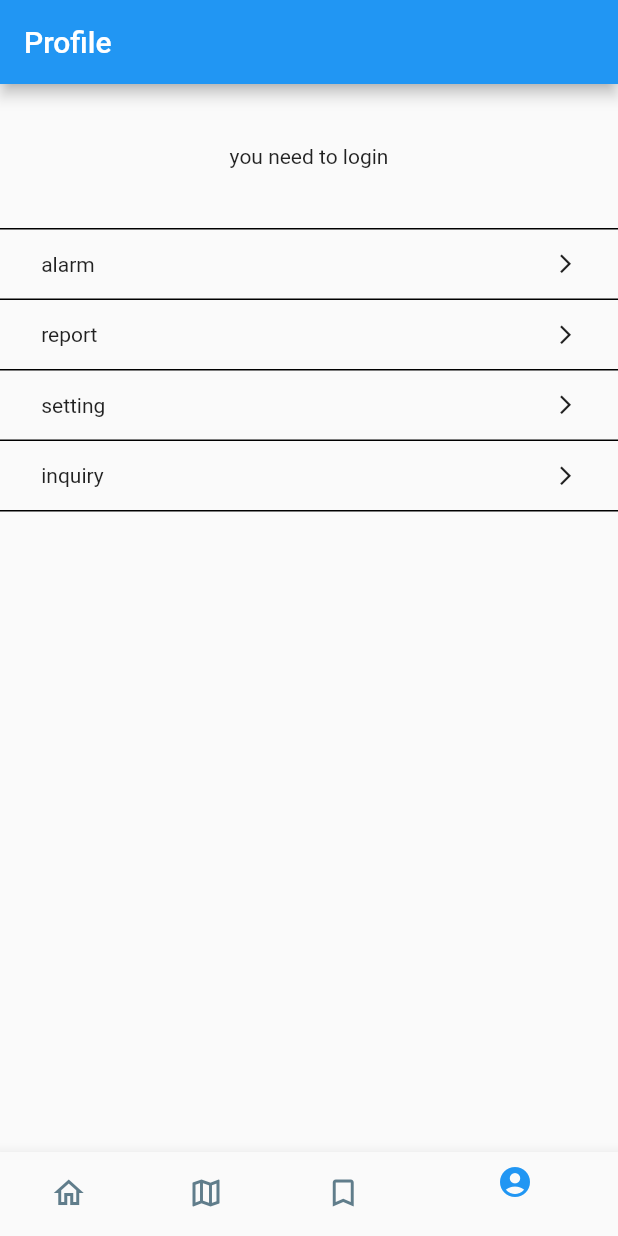
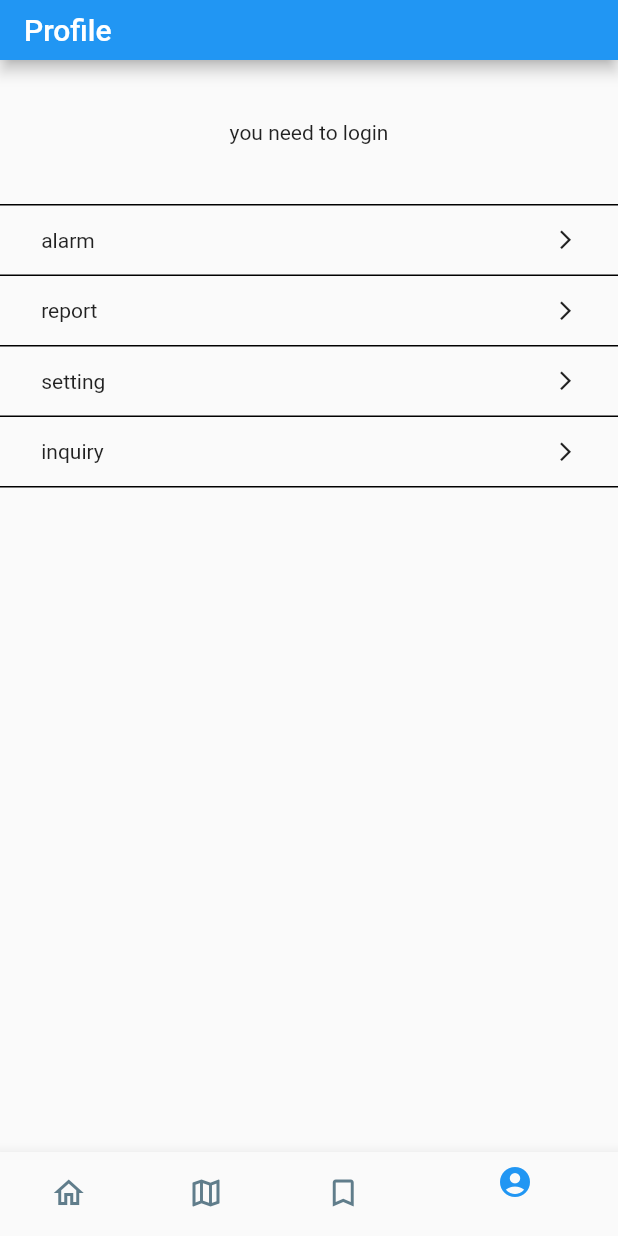
Before and after one commit to missing-project/app, a Flutter app: the screen it shows after launch, item 4 of the bottom bar chosen, on a phone screen of 412 x 824 dp. Run offline on Flutter 3.47's test engine with Material 2 defaults, Android fonts, the phone set to English and light mode, and no system bars; our stand-ins replace carousel_slider, equatable, flutter_bloc, google_maps_flutter; generated files the repository leaves out were written again; network calls fail; Roboto replaces fonts that are missing (ChosunGs).

Commit message:
Fix: sliding appbar remove

```diff
--- a/lib/screens/landing/landing_screen.dart
+++ b/lib/screens/landing/landing_screen.dart
@@ -1,6 +1,5 @@
 // ignore_for_file: file_names
 import 'package:flutter/material.dart';
-import 'package:missing_application/components/appbar/slide_appbar.dart';
 import 'package:missing_application/screens/landing/wigets/bookmark/bookmark_screen.dart';
 import 'package:missing_application/screens/landing/wigets/home/home_screen.dart';
 import 'package:missing_application/screens/landing/wigets/map/map_screen.dart';
@@ -49,9 +48,8 @@ class _LandingScreenState extends State<LandingScreen>
   @override
   Widget build(BuildContext context) {
     return Scaffold(
-      appBar: SlidingAppbar(
-        isMap: _selectedIndex == 1,
-        controller: _animationController,
+      appBar: PreferredSize(
+        preferredSize: _selectedIndex == 1 ? Size.zero : Size.fromHeight(40.0),
         child: AppBar(
           title: Text(_title[_selectedIndex]),
           centerTitle: false,
```
